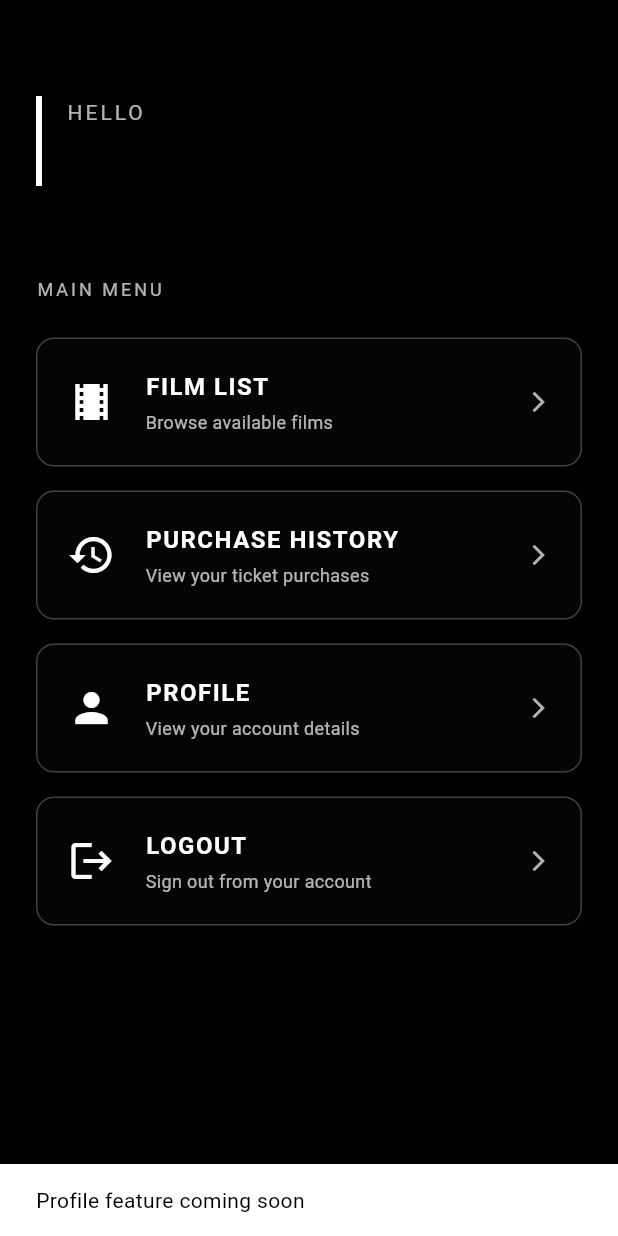
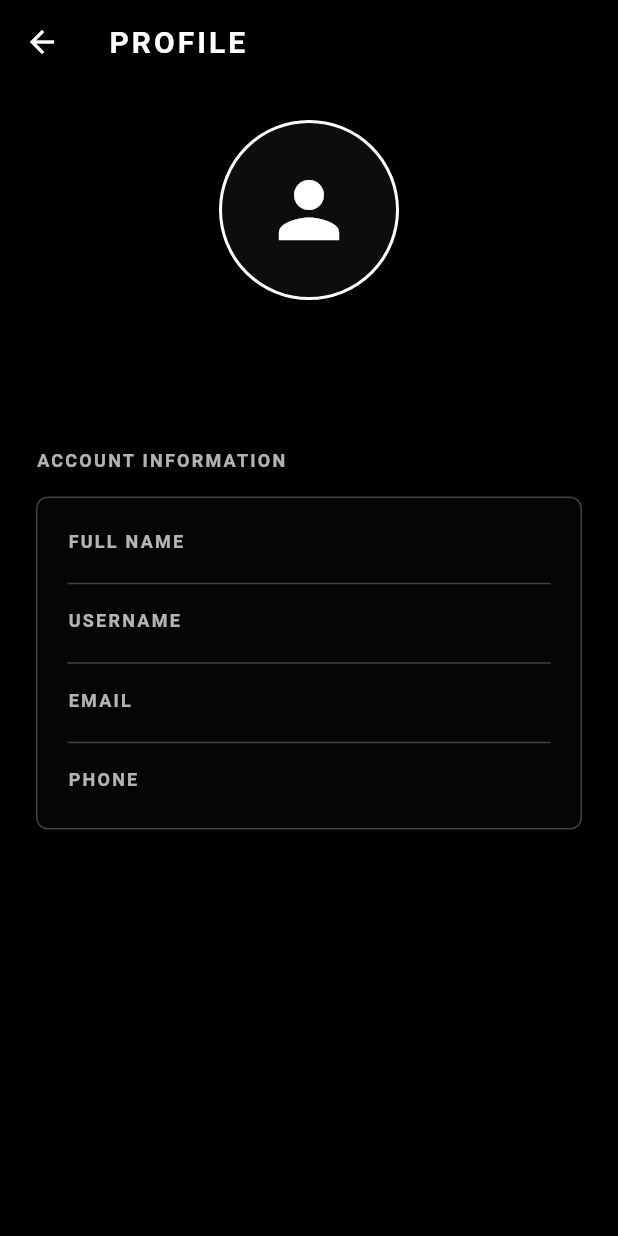
Before and after one commit to Abicodejr/utspam_5a_0027_film, a Flutter app: the HomePage screen opened directly with empty values, after a tap on "PROFILE", on a phone screen of 412 x 824 dp. Run offline on Flutter 3.47's test engine with Material 3 defaults, Android fonts, the phone set to English and light mode, and no system bars; our stand-ins replace sqflite; accounts and stored records are empty.

Commit message:
update for profile page

```diff
--- a/lib/database/database_helper.dart
+++ b/lib/database/database_helper.dart
@@ -66,6 +66,20 @@ class DatabaseHelper {
       'users',
       where: 'email = ? OR username = ?',
       whereArgs: [emailOrUsername, emailOrUsername],
+    );
+
+    if (result.isNotEmpty) {
+      return result.first;
+    }
+    return null;
+  }
+
+  Future<Map<String, dynamic>?> getUserById(int userId) async {
+    final db = await database;
+    final result = await db.query(
+      'users',
+      where: 'id = ?',
+      whereArgs: [userId],
     );
 
     if (result.isNotEmpty) {
--- a/lib/pages/home_page.dart
+++ b/lib/pages/home_page.dart
@@ -1,6 +1,7 @@
 import 'package:flutter/material.dart';
 import 'film_list_page.dart';
 import 'purchase_history_page.dart';
+import 'profile_page.dart';
 import 'login_page.dart';
 
 class HomePage extends StatelessWidget {
@@ -20,12 +21,7 @@ class HomePage extends StatelessWidget {
             crossAxisAlignment: CrossAxisAlignment.start,
             children: [
               const SizedBox(height: 40),
-              Row(
-                children: [
-                  Container(width: 4, height: 60, color: Colors.white),
-                  const SizedBox(width: 16),
-                  Expanded(
-                    child: Column(
+              Column(
                 crossAxisAlignment: CrossAxisAlignment.start,
                 children: [
                   const Text(
@@ -46,9 +42,6 @@ class HomePage extends StatelessWidget {
                       letterSpacing: 1,
                     ),
                     overflow: TextOverflow.ellipsis,
-                        ),
-                      ],
-                    ),
                   ),
                 ],
               ),
@@ -105,9 +98,10 @@ class HomePage extends StatelessWidget {
                       title: 'PROFILE',
                       subtitle: 'View your account details',
                       onTap: () {
-                        ScaffoldMessenger.of(context).showSnackBar(
-                          const SnackBar(
-                            content: Text('Profile feature coming soon'),
+                        Navigator.push(
+                          context,
+                          MaterialPageRoute(
+                            builder: (context) => ProfilePage(userId: userId),
                           ),
                         );
                       },
--- /dev/null
+++ b/lib/pages/profile_page.dart
@@ -0,0 +1,173 @@
+import 'package:flutter/material.dart';
+import '../database/database_helper.dart';
+import '../models/user.dart';
+
+class ProfilePage extends StatefulWidget {
+  final int userId;
+
+  const ProfilePage({super.key, required this.userId});
+
+  @override
+  State<ProfilePage> createState() => _ProfilePageState();
+}
+
+class _ProfilePageState extends State<ProfilePage> {
+  User? _user;
+  bool _isLoading = true;
+
+  @override
+  void initState() {
+    super.initState();
+    _loadUser();
+  }
+
+  Future<void> _loadUser() async {
+    final db = DatabaseHelper.instance;
+    final userData = await db.getUserById(widget.userId);
+    if (userData != null) {
+      setState(() {
+        _user = User.fromMap(userData);
+        _isLoading = false;
+      });
+    } else {
+      setState(() {
+        _isLoading = false;
+      });
+    }
+  }
+
+  @override
+  Widget build(BuildContext context) {
+    return Scaffold(
+      backgroundColor: Colors.black,
+      appBar: AppBar(
+        backgroundColor: Colors.black,
+        elevation: 0,
+        leading: IconButton(
+          icon: const Icon(Icons.arrow_back, color: Colors.white),
+          onPressed: () => Navigator.pop(context),
+        ),
+        title: const Text(
+          'PROFILE',
+          style: TextStyle(
+            color: Colors.white,
+            fontSize: 20,
+            fontWeight: FontWeight.bold,
+            letterSpacing: 2,
+          ),
+        ),
+      ),
+      body: _isLoading
+          ? const Center(
+              child: CircularProgressIndicator(color: Colors.white),
+            )
+          : _user == null
+              ? const Center(
+                  child: Text(
+                    'User not found',
+                    style: TextStyle(color: Colors.white70),
+                  ),
+                )
+              : SingleChildScrollView(
+                  child: Padding(
+                    padding: const EdgeInsets.all(24.0),
+                    child: Column(
+                      crossAxisAlignment: CrossAxisAlignment.start,
+                      children: [
+                        Center(
+                          child: Container(
+                            width: 120,
+                            height: 120,
+                            decoration: BoxDecoration(
+                              shape: BoxShape.circle,
+                              border: Border.all(color: Colors.white, width: 2),
+                              color: Colors.white.withOpacity(0.05),
+                            ),
+                            child: const Icon(
+                              Icons.person,
+                              size: 60,
+                              color: Colors.white,
+                            ),
+                          ),
+                        ),
+                        const SizedBox(height: 24),
+                        Center(
+                          child: Text(
+                            _user!.fullName.toUpperCase(),
+                            style: const TextStyle(
+                              color: Colors.white,
+                              fontSize: 24,
+                              fontWeight: FontWeight.bold,
+                              letterSpacing: 1,
+                            ),
+                            textAlign: TextAlign.center,
+                          ),
+                        ),
+                        const SizedBox(height: 40),
+                        const Text(
+                          'ACCOUNT INFORMATION',
+                          style: TextStyle(
+                            color: Colors.white70,
+                            fontSize: 12,
+                            fontWeight: FontWeight.bold,
+                            letterSpacing: 1.5,
+                          ),
+                        ),
+                        const SizedBox(height: 16),
+                        Container(
+                          width: double.infinity,
+                          padding: const EdgeInsets.all(20),
+                          decoration: BoxDecoration(
+                            border: Border.all(color: Colors.white24, width: 1),
+                            borderRadius: BorderRadius.circular(8),
+                            color: Colors.white.withOpacity(0.02),
+                          ),
+                          child: Column(
+                            children: [
+                              _buildInfoRow('FULL NAME', _user!.fullName),
+                              const Divider(color: Colors.white24, height: 32),
+                              _buildInfoRow('USERNAME', _user!.username),
+                              const Divider(color: Colors.white24, height: 32),
+                              _buildInfoRow('EMAIL', _user!.email),
+                              const Divider(color: Colors.white24, height: 32),
+                              _buildInfoRow('PHONE', _user!.phone),
+                            ],
+                          ),
+                        ),
+                      ],
+                    ),
+                  ),
+                ),
+    );
+  }
+
+  Widget _buildInfoRow(String label, String value) {
+    return Row(
+      mainAxisAlignment: MainAxisAlignment.spaceBetween,
+      crossAxisAlignment: CrossAxisAlignment.start,
+      children: [
+        Text(
+          label,
+          style: const TextStyle(
+            color: Colors.white70,
+            fontSize: 12,
+            fontWeight: FontWeight.bold,
+            letterSpacing: 1.5,
+          ),
+        ),
+        const SizedBox(width: 16),
+        Flexible(
+          child: Text(
+            value,
+            style: const TextStyle(
+              color: Colors.white,
+              fontSize: 14,
+              fontWeight: FontWeight.bold,
+            ),
+            textAlign: TextAlign.right,
+          ),
+        ),
+      ],
+    );
+  }
+}
```
Lines whose indentation alone changed are shown as unchanged.
